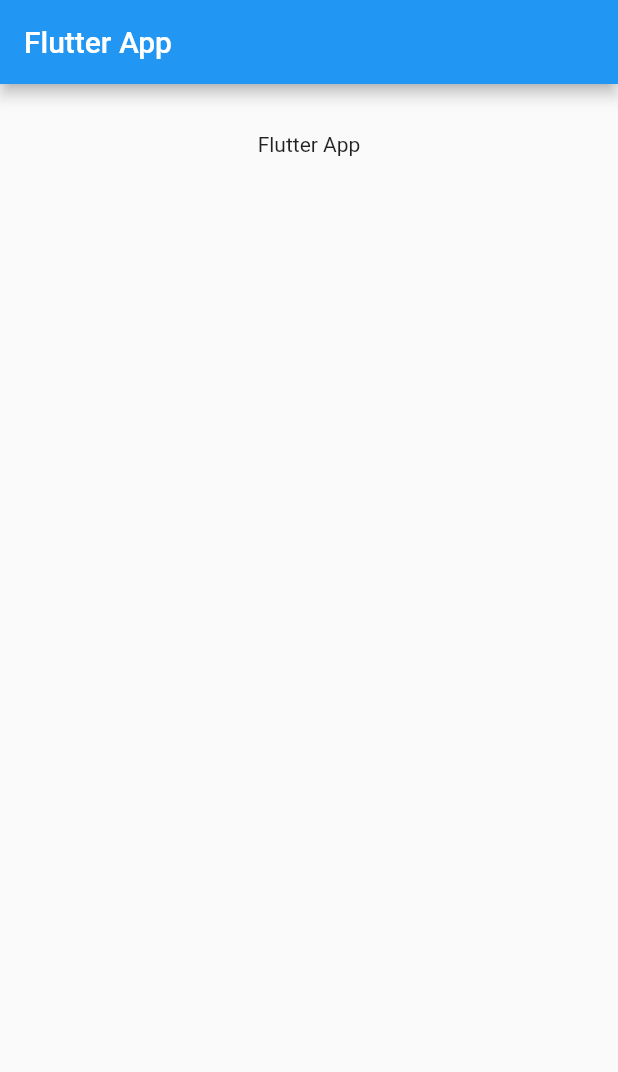
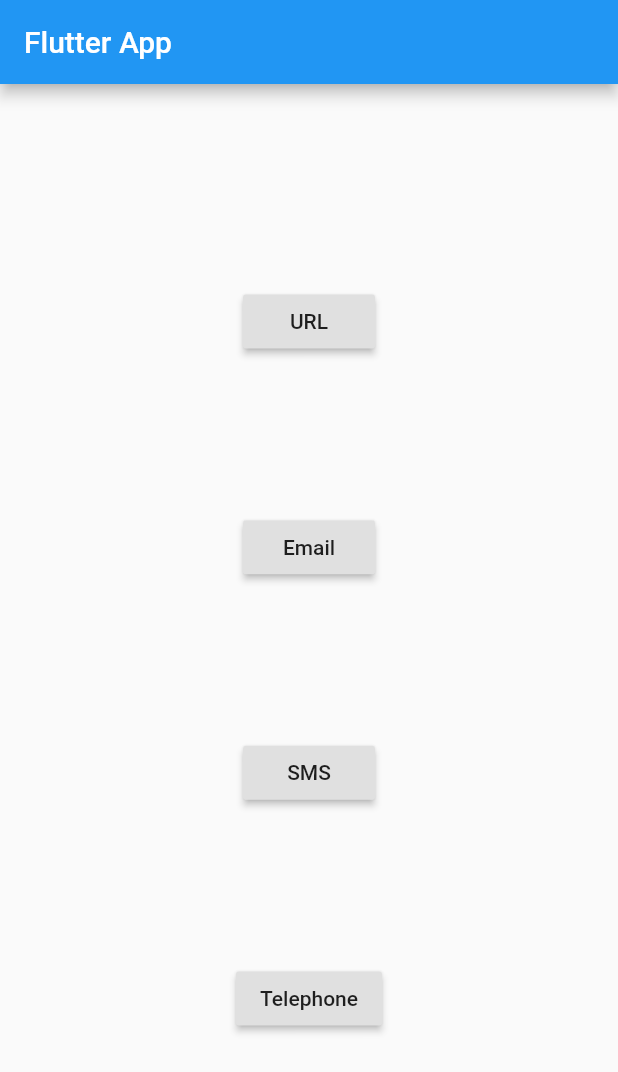
Before and after one commit to jesselima/flutter_app, a Flutter app: the screen it shows after launch, on a phone screen of 412 x 824 dp. Shown: the top 1072 px of the screen. Run offline on Flutter 3.47's test engine with Material 2 defaults, Android fonts, the phone set to English and light mode, and no system bars.

Commit message:
URL Launcher for: URL(web), Email, SMS and Telephone.

```diff
--- a/lib/main.dart
+++ b/lib/main.dart
@@ -1,4 +1,5 @@
 import 'package:flutter/material.dart';
+import 'package:url_launcher/url_launcher.dart';
 
 void main() => runApp(
     new MaterialApp(
@@ -23,6 +24,32 @@ class _State extends State<MyApp> {
 
   }
 
+  void _showUrl() {
+    _launch("https://flutter.dev/");
+  }
+
+  void _showEmail() {
+    _launch("mailto:jesselima.tech@gmail.com");
+  }
+
+  void _showSms() {
+    _launch("sms:11981111566");
+  }
+
+  void _showTelephone() {
+    _launch("tel:11981111566");
+  }
+
+  void _launch(String urlString) async {
+    if(await canLaunch(urlString)) {
+      await launch(urlString);
+    } else {
+      throw "Could not launch url.";
+    }
+  }
+
+
+
   @override
   Widget build(BuildContext context) {
 
@@ -34,9 +61,14 @@ class _State extends State<MyApp> {
         padding: EdgeInsets.all(32.0),
         child: Center(
           child: Column(
+            mainAxisAlignment: MainAxisAlignment.spaceEvenly,
+            crossAxisAlignment: CrossAxisAlignment.center,
             children: <Widget>[
 
-              Text(_appBarName),
+              RaisedButton(onPressed: _showUrl,       child: Text("URL")),
+              RaisedButton(onPressed: _showEmail,     child: Text("Email")),
+              RaisedButton(onPressed: _showSms,       child: Text("SMS")),
+              RaisedButton(onPressed: _showTelephone, child: Text("Telephone")),
 
             ],
           ),
--- a/pubspec.yaml
+++ b/pubspec.yaml
@@ -23,6 +23,7 @@ dependencies:
   # The following adds the Cupertino Icons font to your application.
   # Use with the CupertinoIcons class for iOS style icons.
   cupertino_icons: ^0.1.2
+  url_launcher: ^5.1.1
 
 dev_dependencies:
   flutter_test:
```
Also changed, not shown: pubspec.lock.
